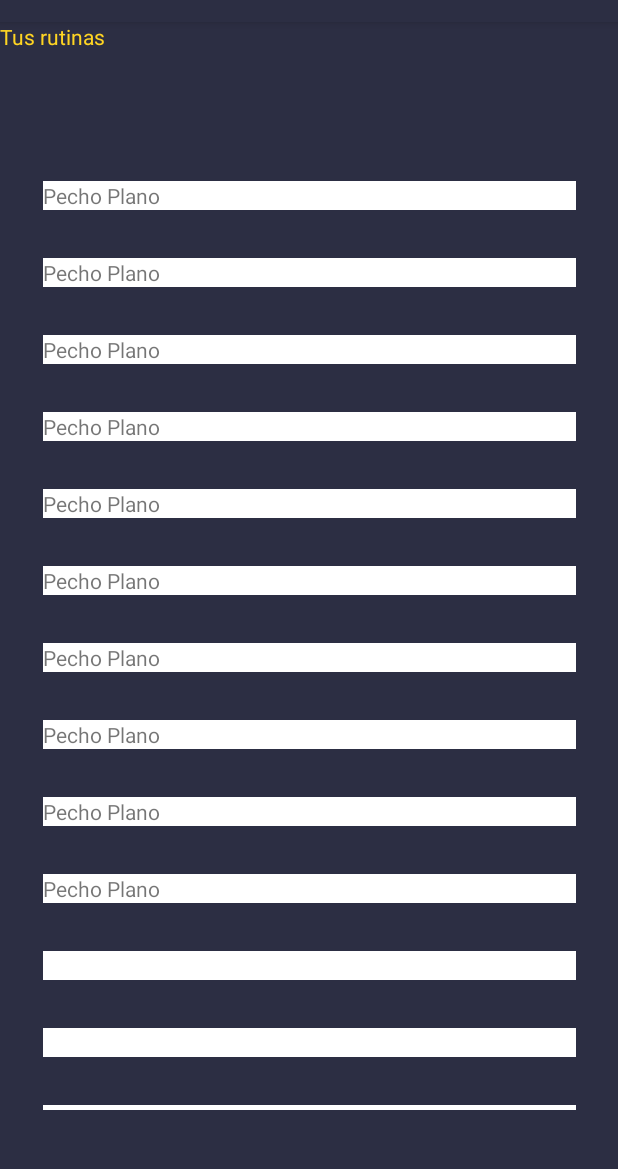
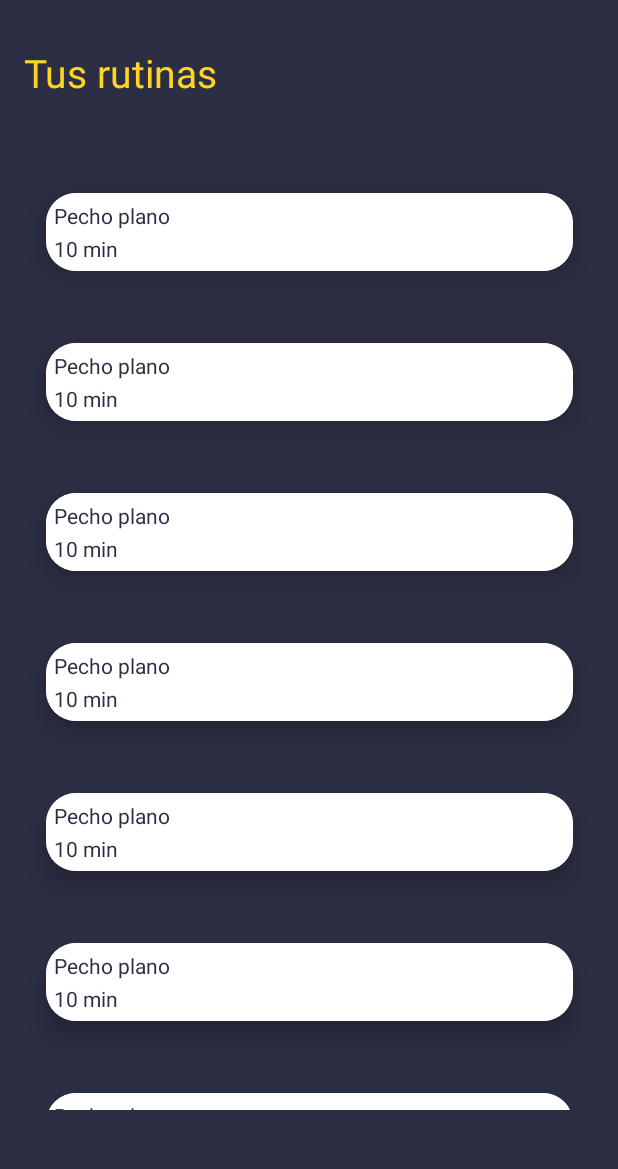
Before and after one commit to gbeade/EntrenappMobile, an Android app: the YourRoutinesActivity screen opened directly, with no data from a screen before it, on a phone screen of 412 x 824 dp, the part 62-1231 px from its top. Run offline under Robolectric (Android 15) with nearby library versions, the phone set to English and light mode, and no system bars.

Commit message:
vista de tus rutinas con recycler view

```diff
--- a/app/build.gradle
+++ b/app/build.gradle
@@ -39,4 +39,5 @@ dependencies {
     testImplementation 'junit:junit:4.+'
     androidTestImplementation 'androidx.test.ext:junit:1.1.3'
     androidTestImplementation 'androidx.test.espresso:espresso-core:3.4.0'
+    implementation 'com.google.android.material:material:1.2.1'
 }
--- a/app/src/main/java/com/example/entrenapp/RoutineAdapter.java
+++ b/app/src/main/java/com/example/entrenapp/RoutineAdapter.java
@@ -7,9 +7,11 @@ import android.widget.TextView;
 
 import androidx.recyclerview.widget.RecyclerView;
 
+import java.util.List;
+
 public class RoutineAdapter extends RecyclerView.Adapter<RoutineAdapter.ViewHolder> {
 
-    private String[] routines;
+    private List<String> routines;
 
     /**
      * Provide a reference to the type of views that you are using
@@ -22,7 +24,7 @@ public class RoutineAdapter extends RecyclerView.Adapter<RoutineAdapter.ViewHold
             super(view);
             // Define click listener for the ViewHolder's View
 
-            textView = (TextView) view.findViewById(R.id.textView);
+            textView = (TextView) view.findViewById(R.id.routine_name);
         }
 
         public TextView getTextView() {
@@ -36,7 +38,7 @@ public class RoutineAdapter extends RecyclerView.Adapter<RoutineAdapter.ViewHold
      * @param dataSet String[] containing the data to populate views to be used
      * by RecyclerView.
      */
-    public RoutineAdapter(String[] dataSet) {
+    public RoutineAdapter(List<String> dataSet) {
         routines = dataSet;
     }
 
@@ -56,12 +58,12 @@ public class RoutineAdapter extends RecyclerView.Adapter<RoutineAdapter.ViewHold
 
         // Get element from your dataset at this position and replace the
         // contents of the view with that element
-        viewHolder.getTextView().setText(routines[position]);
+        viewHolder.getTextView().setText(routines.get(position));
     }
 
     // Return the size of your dataset (invoked by the layout manager)
     @Override
     public int getItemCount() {
-        return routines.length;
+        return routines.size();
     }
 }
--- a/app/src/main/java/com/example/entrenapp/YourRoutinesActivity.java
+++ b/app/src/main/java/com/example/entrenapp/YourRoutinesActivity.java
@@ -9,22 +9,22 @@ import androidx.recyclerview.widget.RecyclerView;
 
 import com.example.entrenapp.databinding.ActivityYourRoutinesBinding;
 
+import java.util.ArrayList;
+
 
 public class YourRoutinesActivity extends AppCompatActivity {
 
-    private String[] routines= new String[50];
+    private ArrayList<String> routines= new ArrayList<>();
 
     @Override
     protected void onCreate(Bundle savedInstanceState) {
-        Log.d("on second activity","nO SE PUDO");
 
         super.onCreate(savedInstanceState);
 
         ActivityYourRoutinesBinding binding = ActivityYourRoutinesBinding.inflate(getLayoutInflater());
         setContentView(binding.getRoot());
 
-        for(int i = 0 ; i < 10 ; i++)
-            addItem(i);
+        fillRoutines();
 
         RecyclerView.Adapter adapter = new RoutineAdapter(this.routines);
         binding.routineRecyclerView.setLayoutManager(new LinearLayoutManager(this));
@@ -36,9 +36,9 @@ public class YourRoutinesActivity extends AppCompatActivity {
 
     }
 
-
-    private void addItem(int index){
-        routines[index] = "Pecho Plano";
+    private void fillRoutines(){
+       for(int i = 0 ; i < 50 ; i++)
+            routines.add("Pecho plano");
     }
 
 
--- a/app/src/main/res/layout/activity_your_routines.xml
+++ b/app/src/main/res/layout/activity_your_routines.xml
@@ -22,9 +22,12 @@
         android:id="@+id/textView2"
         android:layout_width="wrap_content"
         android:layout_height="wrap_content"
+        android:layout_marginStart="16dp"
+        android:layout_marginTop="16dp"
         android:text="@string/your_routines"
         android:textColor="@color/accent"
-        tools:layout_editor_absoluteX="15dp"
-        tools:layout_editor_absoluteY="17dp" />
+        android:textSize="26dp"
+        app:layout_constraintStart_toStartOf="parent"
+        app:layout_constraintTop_toTopOf="parent" />
 
 </androidx.constraintlayout.widget.ConstraintLayout>
--- a/app/src/main/res/layout/routine_description.xml
+++ b/app/src/main/res/layout/routine_description.xml
@@ -1,23 +1,57 @@
 <?xml version="1.0" encoding="utf-8"?>
+
 <androidx.constraintlayout.widget.ConstraintLayout xmlns:android="http://schemas.android.com/apk/res/android"
     xmlns:app="http://schemas.android.com/apk/res-auto"
     xmlns:tools="http://schemas.android.com/tools"
     android:layout_width="match_parent"
     android:layout_height="wrap_content"
-    android:layout_margin="16dp"
+    android:background="@color/primary"
+    >
+    <androidx.cardview.widget.CardView
+    android:layout_width="match_parent"
+    android:layout_height="100dp"
+    app:cardBackgroundColor="@color/white"
+    app:cardCornerRadius="20dp"
+    app:cardElevation="10dp"
+    app:cardMaxElevation="12dp"
+    app:cardPreventCornerOverlap="true"
+    app:cardUseCompatPadding="true"
+    app:layout_constraintBottom_toBottomOf="parent"
+    tools:layout_editor_absoluteX="0dp">
+
+        <androidx.constraintlayout.widget.ConstraintLayout
+            android:layout_width="match_parent"
+            android:layout_height="match_parent"
             android:background="@color/white"
             >
 
             <TextView
-        android:id="@+id/textView"
+                android:id="@+id/routine_name"
                 android:layout_width="match_parent"
                 android:layout_height="wrap_content"
                 android:text="rutina"
+                android:padding="5dp"
+                android:textColor="@color/primary"
+
+
+                app:layout_constraintTop_toTopOf="parent"
+                tools:layout_editor_absoluteX="0dp" />
+
+            <TextView
+                android:id="@+id/routine_time"
+                android:layout_width="match_parent"
+                android:layout_height="wrap_content"
+                android:text="10 min"
+                android:textColor="@color/primary"
+                tools:layout_editor_absoluteX="0dp"
+                tools:layout_editor_absoluteY="33dp"
                 app:layout_constraintBottom_toBottomOf="parent"
-        app:layout_constraintEnd_toEndOf="parent"
-        app:layout_constraintStart_toStartOf="parent"
-        app:layout_constraintTop_toTopOf="parent"
+                android:padding="5dp"
 
                 />
 
         </androidx.constraintlayout.widget.ConstraintLayout>
+
+
+    </androidx.cardview.widget.CardView>
+</androidx.constraintlayout.widget.ConstraintLayout>
```
Lines whose indentation alone changed are shown as unchanged.
